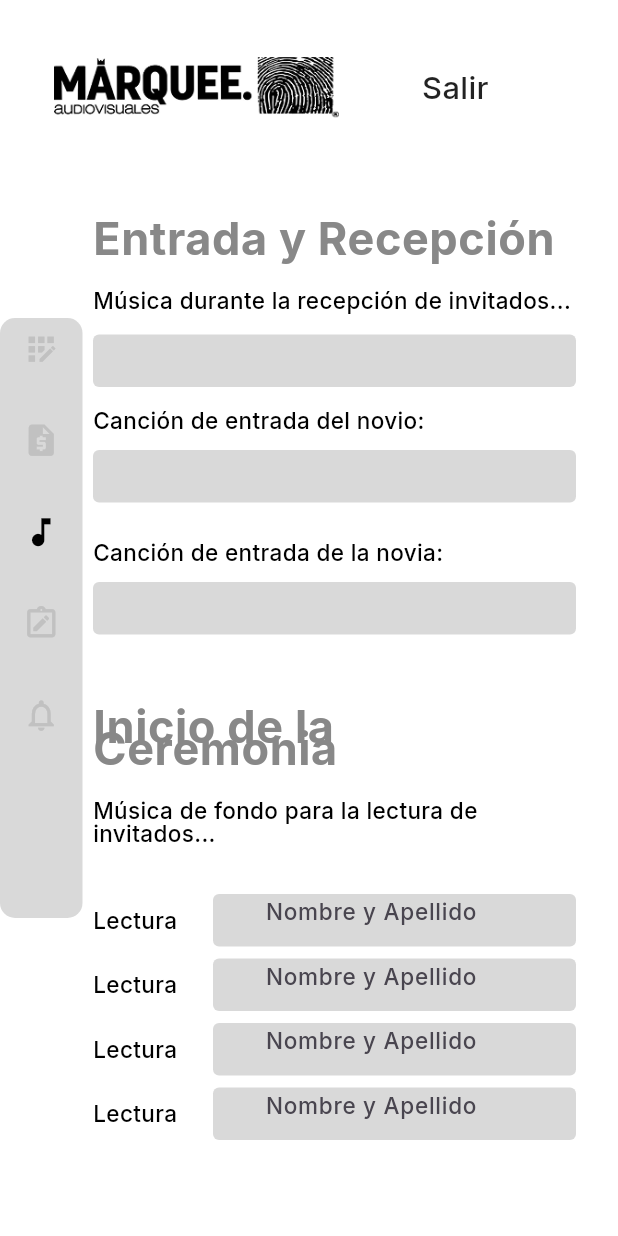
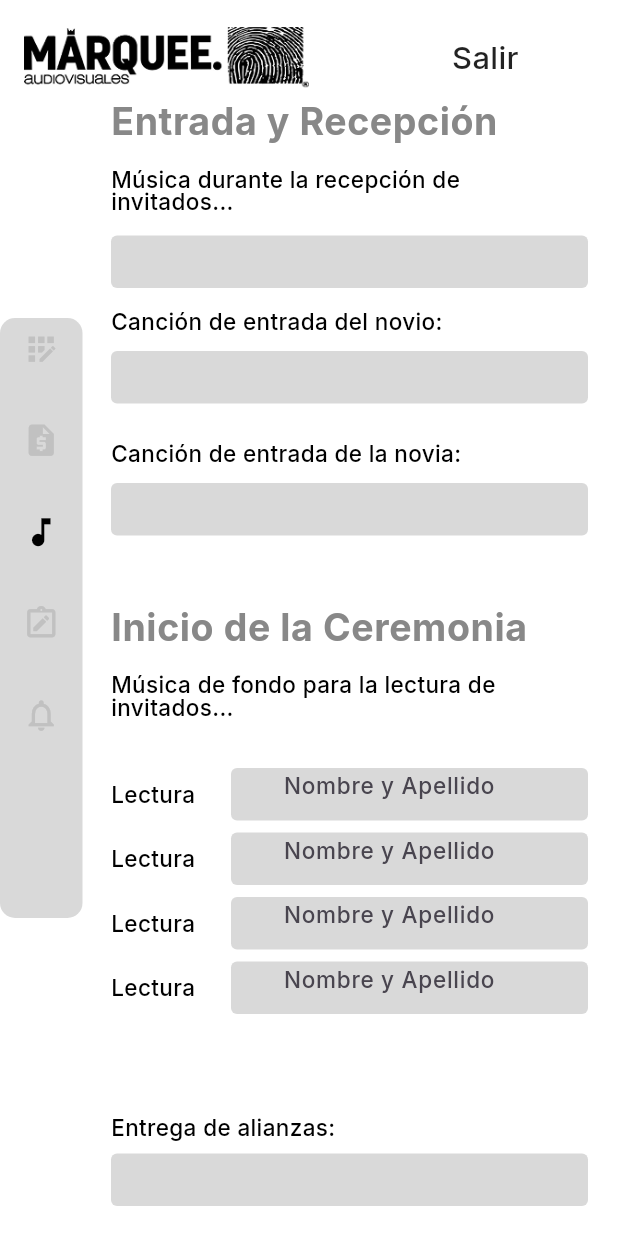
Before and after one commit to mrrern/marquee, a Flutter app: the MusicFormScreen screen opened by its route, on a phone screen of 412 x 824 dp. Run offline on Flutter 3.47's test engine with Material 3 defaults, Android fonts, the phone set to English and light mode, and no system bars; our stand-ins replace carousel_slider, dropdown_button2, file_picker, flutter_riverpod, flutter_svg, go_router and 3 more; missing offline and left inert: animated_rating_stars, youtube_web_player; generated files the repository leaves out were written again.

Commit message:
reflex fix

```diff
--- a/lib/screens/music_form_page.dart
+++ b/lib/screens/music_form_page.dart
@@ -40,6 +40,13 @@ class _MusicFormScreenState extends ConsumerState<MusicFormScreen> {
                 ),
               ),
               Align(
+                alignment: Alignment.topCenter,
+                child: Padding(
+                  padding: const EdgeInsets.only(bottom: 20.0),
+                  child: HeaderWidget(),
+                ),
+              ),
+              Align(
                 alignment: Alignment(-1, 0),
                 child: SidebarMenu(),
               ),
@@ -62,7 +69,6 @@ class _MusicFormScreenState extends ConsumerState<MusicFormScreen> {
         child: Column(
           crossAxisAlignment: CrossAxisAlignment.start,
           children: [
-            const HeaderWidget(),
             _buildResponsiveContent(isMobile: isMobile, isTablet: isTablet),
           ],
         ),
@@ -80,8 +86,7 @@ class _MusicFormScreenState extends ConsumerState<MusicFormScreen> {
 
   Widget _buildDesktopContent({bool isTablet = false}) {
     return Padding(
-      padding: EdgeInsets.only(
-          left: isTablet ? 200.0 : 250, top: 10),
+      padding: EdgeInsets.only(left: isTablet ? 180.0 : 200, top: 10),
       child: Row(
         crossAxisAlignment: CrossAxisAlignment.start,
         children: [
@@ -91,7 +96,7 @@ class _MusicFormScreenState extends ConsumerState<MusicFormScreen> {
           ),
           if (!isTablet) ...[
             const SizedBox(width: 20),
-            Flexible(flex: 2, child: Image.asset(port2, fit: BoxFit.fitHeight)),
+            Flexible(flex: 1, child: Image.asset(port2, fit: BoxFit.fitHeight)),
           ]
         ],
       ),
@@ -100,7 +105,7 @@ class _MusicFormScreenState extends ConsumerState<MusicFormScreen> {
 
   Widget _buildMobileContent() {
     return Padding(
-      padding: const EdgeInsets.all(8.0),
+      padding: const EdgeInsets.only(left: 20.0),
       child: Column(
         crossAxisAlignment: CrossAxisAlignment.start,
         children: [
--- a/lib/widgets/form_section.dart
+++ b/lib/widgets/form_section.dart
@@ -23,7 +23,7 @@ class FormSection extends StatelessWidget {
           Text(
             title,
             style: GoogleFonts.inter(
-              fontSize: isMobile ? 30 : 40,
+              fontSize: isMobile ? 25 : 35,
               fontWeight: FontWeight.w700,
               color: const Color(0xFF888888),
               height: 0.5,
```
